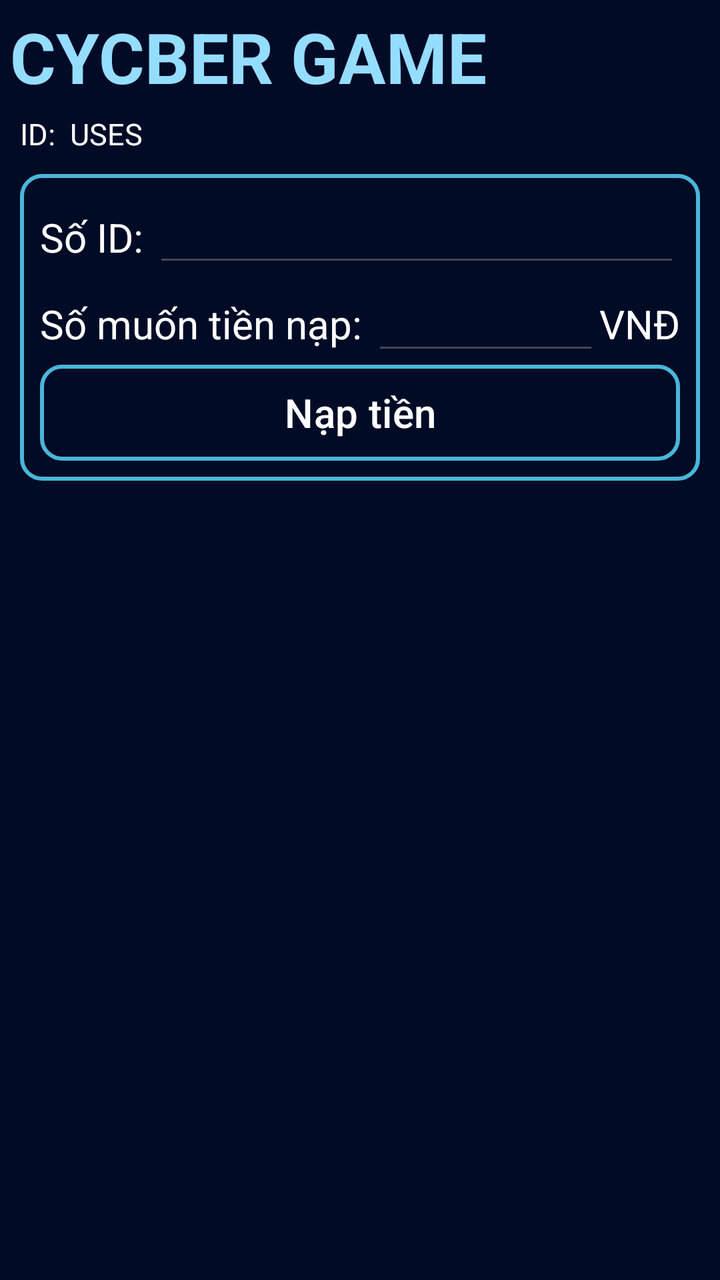
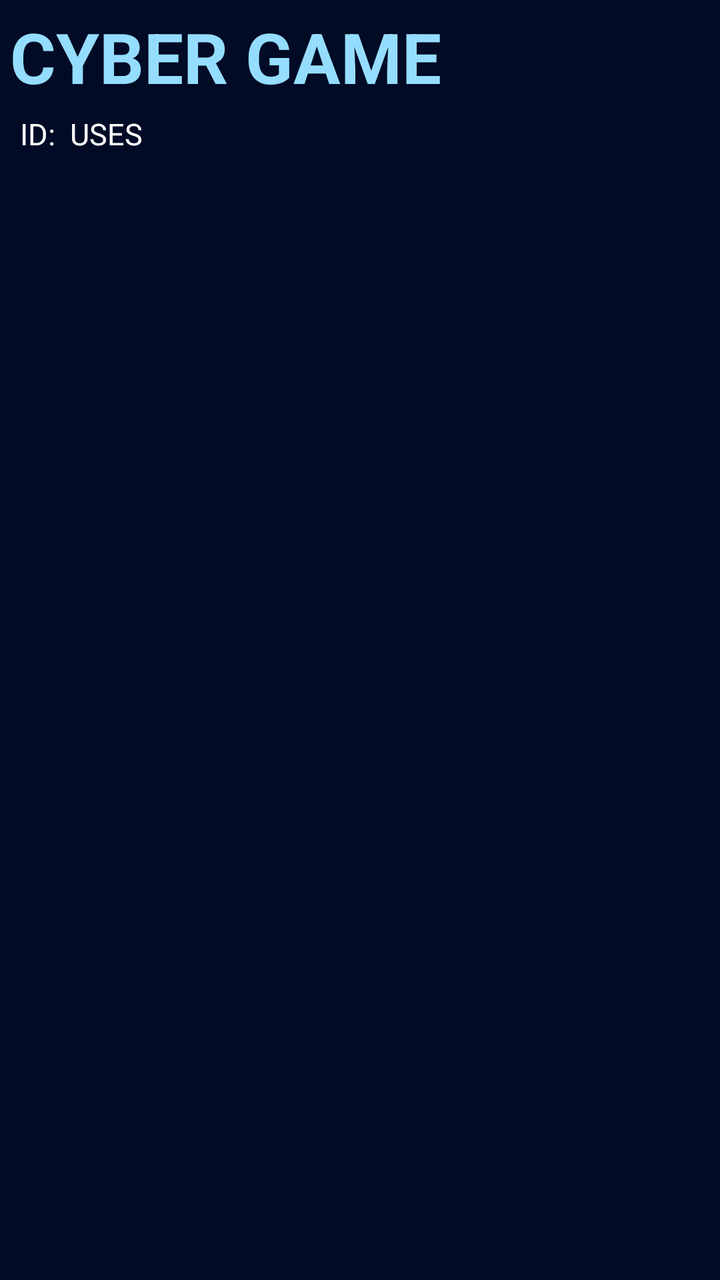

Before-and-after screenshots of an Android layout around one commit, followed by the original layout XML and the change that was made.
<!-- AndroidManifest.xml: application theme Theme.Cyber_game -->
<!-- res/layout/fragment_home.xml -->
<?xml version="1.0" encoding="utf-8"?>
<LinearLayout xmlns:android="http://schemas.android.com/apk/res/android"
    xmlns:app="http://schemas.android.com/apk/res-auto"
    android:layout_width="match_parent"
    android:layout_height="match_parent"
    android:background="#010b26"
    android:orientation="vertical">

    <TextView
        android:id="@+id/textView100"
        android:layout_width="wrap_content"
        android:layout_height="wrap_content"
        android:padding="5dp"
        android:text="cycber game"
        android:textAllCaps="true"
        android:textColor="#95DDFF"
        android:textSize="35sp"
        android:textStyle="bold" />

    <TextView
        android:id="@+id/textView22"
        android:layout_width="match_parent"
        android:layout_height="wrap_content"
        android:layout_marginStart="10dp"
        android:layout_marginEnd="10dp"
        android:text="ID:  uses"
        android:textAllCaps="true"
        android:textColor="@color/white"
        android:textSize="15sp" />

    <TableLayout
        android:id="@+id/layout_admin"
        android:layout_width="match_parent"
        android:layout_height="wrap_content"
        android:paddingTop="10dp"
        android:paddingBottom="10dp"
        android:visibility="gone">

        <TableRow
            android:layout_width="0dp"
            android:layout_height="0dp"
            android:visibility="gone">

            <com.google.android.material.card.MaterialCardView
                android:layout_width="0dp"
                android:layout_height="match_parent"
                android:layout_marginStart="10dp"
                android:layout_marginEnd="5dp"
                android:layout_marginBottom="5dp"
                android:layout_weight="1"
                app:cardBackgroundColor="#5049b6d9"
                app:cardCornerRadius="10dp"
                app:cardElevation="0dp"
                app:strokeColor="#49b6d9"
                app:strokeWidth="2dp">

                <LinearLayout
                    android:layout_width="match_parent"
                    android:layout_height="match_parent"
                    android:orientation="vertical">

                    <TextView
                        android:id="@+id/textView4"
                        android:layout_width="match_parent"
                        android:layout_height="wrap_content"
                        android:layout_weight="1"
                        android:gravity="center"
                        android:paddingStart="10dp"
                        android:paddingTop="10dp"
                        android:paddingEnd="10dp"
                        android:text="máy hoạt động"
                        android:textAllCaps="true"
                        android:textColor="@color/white"
                        android:textSize="15sp"
                        android:textStyle="bold" />

                    <TextView
                        android:id="@+id/textView5"
                        android:layout_width="match_parent"
                        android:layout_height="wrap_content"
                        android:layout_weight="1"
                        android:gravity="center"
                        android:paddingStart="10dp"
                        android:paddingEnd="10dp"
                        android:paddingBottom="10dp"
                        android:text="0/120"
                        android:textColor="#49b6d9"
                        android:textSize="20sp"
                        android:textStyle="bold" />
                </LinearLayout>
            </com.google.android.material.card.MaterialCardView>

            <com.google.android.material.card.MaterialCardView
                android:layout_width="0dp"
                android:layout_height="match_parent"
                android:layout_marginStart="5dp"
                android:layout_marginEnd="10dp"
                android:layout_marginBottom="5dp"
                android:layout_weight="1"
                app:cardBackgroundColor="#50c04dff"
                app:cardCornerRadius="10dp"
                app:cardElevation="0dp"
                app:strokeColor="#C04dFF"
                app:strokeWidth="2dp">

                <LinearLayout
                    android:layout_width="match_parent"
                    android:layout_height="match_parent"
                    android:orientation="vertical">

                    <TextView
                        android:id="@+id/textView6"
                        android:layout_width="match_parent"
                        android:layout_height="wrap_content"
                        android:layout_weight="1"
                        android:gravity="center"
                        android:paddingStart="10dp"
                        android:paddingTop="10dp"
                        android:paddingEnd="10dp"
                        android:text="Số người chơi"
                        android:textAllCaps="true"
                        android:textColor="@color/white"
                        android:textSize="15sp"
                        android:textStyle="bold" />

                    <TextView
                        android:id="@+id/textView7"
                        android:layout_width="match_parent"
                        android:layout_height="wrap_content"
                        android:layout_weight="1"
                        android:gravity="center"
                        android:paddingStart="10dp"
                        android:paddingEnd="10dp"
                        android:paddingBottom="10dp"
                        android:text="0 player"
                        android:textAllCaps="true"
                        android:textColor="#C062FF"
                        android:textSize="20sp"
                        android:textStyle="bold" />
                </LinearLayout>
            </com.google.android.material.card.MaterialCardView>

        </TableRow>

        <TableRow
            android:layout_width="0dp"
            android:layout_height="0dp">

            <com.google.android.material.card.MaterialCardView
                android:id="@+id/ClickMoney"
                android:layout_width="0dp"
                android:layout_height="match_parent"
                android:layout_marginStart="10dp"
                android:layout_marginTop="5dp"
                android:layout_marginEnd="5dp"
                android:layout_weight="1"
                app:cardBackgroundColor="#807c7e8a"
                app:cardCornerRadius="10dp"
                app:cardElevation="0dp"
                app:strokeColor="#7c7e8a"
                app:strokeWidth="2dp">

                <LinearLayout
                    android:layout_width="match_parent"
                    android:layout_height="match_parent"
                    android:orientation="vertical">

                    <TextView
                        android:id="@+id/textView8"
                        android:layout_width="match_parent"
                        android:layout_height="wrap_content"
                        android:layout_weight="1"
                        android:gravity="center"
                        android:paddingStart="10dp"
                        android:paddingTop="10dp"
                        android:paddingEnd="10dp"
                        android:text="doanh thu"
                        android:textAllCaps="true"
                        android:textColor="@color/white"
                        android:textSize="15sp"
                        android:textStyle="bold" />

                    <TextView
                        android:id="@+id/edtmoney"
                        android:layout_width="wrap_content"
                        android:layout_height="wrap_content"
                        android:layout_gravity="center"
                        android:layout_weight="1"
                        android:gravity="center_vertical"
                        android:paddingStart="10dp"
                        android:paddingEnd="10dp"
                        android:paddingBottom="10dp"
                        android:text="0"
                        android:textColor="@color/white"
                        android:textSize="20sp"
                        android:textStyle="bold" />

                </LinearLayout>
            </com.google.android.material.card.MaterialCardView>

            <com.google.android.material.card.MaterialCardView
                android:layout_width="0dp"
                android:layout_height="match_parent"
                android:layout_marginStart="5dp"
                android:layout_marginTop="5dp"
                android:layout_marginEnd="10dp"
                android:layout_weight="1"
                app:cardBackgroundColor="#60e7b16c"
                app:cardCornerRadius="10dp"
                app:cardElevation="0dp"
                app:strokeColor="#e7b16c"
                app:strokeWidth="2dp">

                <LinearLayout
                    android:layout_width="match_parent"
                    android:layout_height="match_parent"
                    android:orientation="vertical">

                    <TextView
                        android:id="@+id/textView10"
                        android:layout_width="match_parent"
                        android:layout_height="wrap_content"
                        android:layout_weight="1"
                        android:gravity="center"
                        android:paddingStart="10dp"
                        android:paddingTop="10dp"
                        android:paddingEnd="10dp"
                        android:text="đơn đang chờ"
                        android:textAllCaps="true"
                        android:textColor="@color/white"
                        android:textSize="15sp"
                        android:textStyle="bold" />

                    <TextView
                        android:id="@+id/edtOrder"
                        android:layout_width="match_parent"
                        android:layout_height="wrap_content"
                        android:layout_weight="1"
                        android:gravity="center"
                        android:paddingStart="10dp"
                        android:paddingEnd="10dp"
                        android:paddingBottom="10dp"
                        android:text="0"
                        android:textColor="#FFB300"
                        android:textSize="20sp"
                        android:textStyle="bold" />
                </LinearLayout>
            </com.google.android.material.card.MaterialCardView>
        </TableRow>

    </TableLayout>

    <LinearLayout
        android:id="@+id/layout_admin2"
        android:layout_width="match_parent"
        android:layout_height="wrap_content"
        android:layout_margin="10dp"
        android:background="@drawable/khungbottom"
        android:orientation="vertical"
        android:padding="10dp">

        <LinearLayout
            android:layout_width="match_parent"
            android:layout_height="wrap_content"
            android:orientation="horizontal">

            <TextView
                android:id="@+id/textView90"
                android:layout_width="wrap_content"
                android:layout_height="wrap_content"
                android:text="Số ID: "
                android:textColor="@color/white"
                android:textSize="20sp" />

            <EditText
                android:id="@+id/edtIDusers"
                android:layout_width="wrap_content"
                android:layout_height="wrap_content"
                android:layout_weight="1"
                android:ems="10"
                android:gravity="end"
                android:inputType="text"
                android:textColor="@color/white" />
        </LinearLayout>

        <LinearLayout
            android:layout_width="match_parent"
            android:layout_height="match_parent"
            android:orientation="horizontal">

            <TextView
                android:id="@+id/textView16"
                android:layout_width="wrap_content"
                android:layout_height="wrap_content"
                android:text="Số muốn tiền nạp: "
                android:textColor="@color/white"
                android:textSize="20sp" />

            <EditText
                android:id="@+id/edtTakeMoney"
                android:layout_width="wrap_content"
                android:layout_height="wrap_content"
                android:layout_weight="1"
                android:ems="10"
                android:gravity="end"
                android:inputType="number"
                android:textColor="@color/white"
                android:textSize="20sp" />

            <TextView
                android:id="@+id/textView20"
                android:layout_width="wrap_content"
                android:layout_height="wrap_content"
                android:text="VNĐ"
                android:textColor="@color/white"
                android:textSize="20sp" />
        </LinearLayout>

        <Button
            android:id="@+id/btnNap"
            android:layout_width="match_parent"
            android:layout_height="wrap_content"
            android:background="@drawable/khungbottom"
            android:text="Nạp tiền"
            android:textColor="@color/white"
            android:textSize="20sp"
            app:backgroundTint="@null" />

    </LinearLayout>

    <LinearLayout
        android:id="@+id/layout_users"
        android:layout_width="match_parent"
        android:layout_height="wrap_content"
        android:orientation="vertical"
        android:padding="10dp"
        android:visibility="gone">

        <TextView
            android:id="@+id/textView"
            android:layout_width="wrap_content"
            android:layout_height="wrap_content"
            android:layout_weight="1"
            android:text="ID: id users"
            android:textColor="@color/white"
            android:textSize="20sp" />

        <LinearLayout
            android:layout_width="match_parent"
            android:layout_height="match_parent"
            android:layout_weight="1"
            android:orientation="horizontal">

            <TextView
                android:id="@+id/textView2"
                android:layout_width="wrap_content"
                android:layout_height="wrap_content"
                android:text="Số tiền còn lại:"
                android:textColor="@color/white"
                android:textSize="20sp" />

            <TextView
                android:id="@+id/edtMoneyEnd"
                android:layout_width="wrap_content"
                android:layout_height="wrap_content"
                android:layout_weight="1"
                android:gravity="end"
                android:paddingEnd="5dp"
                android:text="0"
                android:textColor="@color/white"
                android:textSize="20sp" />

            <TextView
                android:id="@+id/textView17"
                android:layout_width="wrap_content"
                android:layout_height="wrap_content"
                android:text="VNĐ"
                android:textColor="@color/white"
                android:textSize="20sp" />

        </LinearLayout>

        <LinearLayout
            android:layout_width="match_parent"
            android:layout_height="match_parent"
            android:layout_weight="1"
            android:orientation="horizontal">

            <TextView
                android:id="@+id/textView12"
                android:layout_width="0dp"
                android:layout_height="wrap_content"
                android:layout_weight="2"
                android:text="Thời gian còn lại: "
                android:textColor="@color/white"
                android:textSize="20sp" />

            <TextView
                android:id="@+id/edtTimeEnd"
                android:layout_width="wrap_content"
                android:layout_height="wrap_content"
                android:text="0:0"
                android:textColor="@color/white"
                android:textSize="20sp" />

        </LinearLayout>

        <LinearLayout
            android:layout_width="match_parent"
            android:layout_height="match_parent"
            android:layout_weight="1"
            android:orientation="horizontal">

            <TextView
                android:id="@+id/textView13"
                android:layout_width="0dp"
                android:layout_height="wrap_content"
                android:layout_weight="2"
                android:text="Thời gian đã dùng:"
                android:textColor="@color/white"
                android:textSize="20sp" />

            <TextView
                android:id="@+id/edtTimeUsers"
                android:layout_width="wrap_content"
                android:layout_height="wrap_content"
                android:text="0:0"
                android:textColor="@color/white"
                android:textSize="20sp" />

        </LinearLayout>

    </LinearLayout>

    <androidx.recyclerview.widget.RecyclerView
        android:layout_width="match_parent"
        android:layout_height="match_parent"
        android:layout_weight="1"
        android:visibility="gone" />

</LinearLayout>
<!-- resources referenced by this layout -->
<resources>
  <color name="white">#FFFFFFFF</color>
  <!-- drawable khungbottom (drawable) -->
  <?xml version="1.0" encoding="utf-8"?>
  <shape xmlns:android="http://schemas.android.com/apk/res/android"
      android:shape="rectangle">
  
      <solid
          android:color="#50010b26" />
  
      <stroke
          android:width="2dp"
          android:color="#49b6d9" />
  
      <corners android:radius="10dp" />
  
  </shape>
  <style name="Theme.Cyber_game" parent="Base.Theme.Cyber_game" />
  <style name="Base.Theme.Cyber_game" parent="Theme.Material3.DayNight.NoActionBar">
          
          
      </style>
</resources>

<!-- the commit's change to res/layout/fragment_home.xml (unified diff, before → after) -->
@@ -11,7 +11,7 @@
         android:layout_width="wrap_content"
         android:layout_height="wrap_content"
         android:padding="5dp"
-        android:text="cycber game"
+        android:text="cyber game"
         android:textAllCaps="true"
         android:textColor="#95DDFF"
         android:textSize="35sp"
@@ -257,7 +257,8 @@
         android:layout_margin="10dp"
         android:background="@drawable/khungbottom"
         android:orientation="vertical"
-        android:padding="10dp">
+        android:padding="10dp"
+        android:visibility="gone">
 
         <LinearLayout
             android:layout_width="match_parent"
